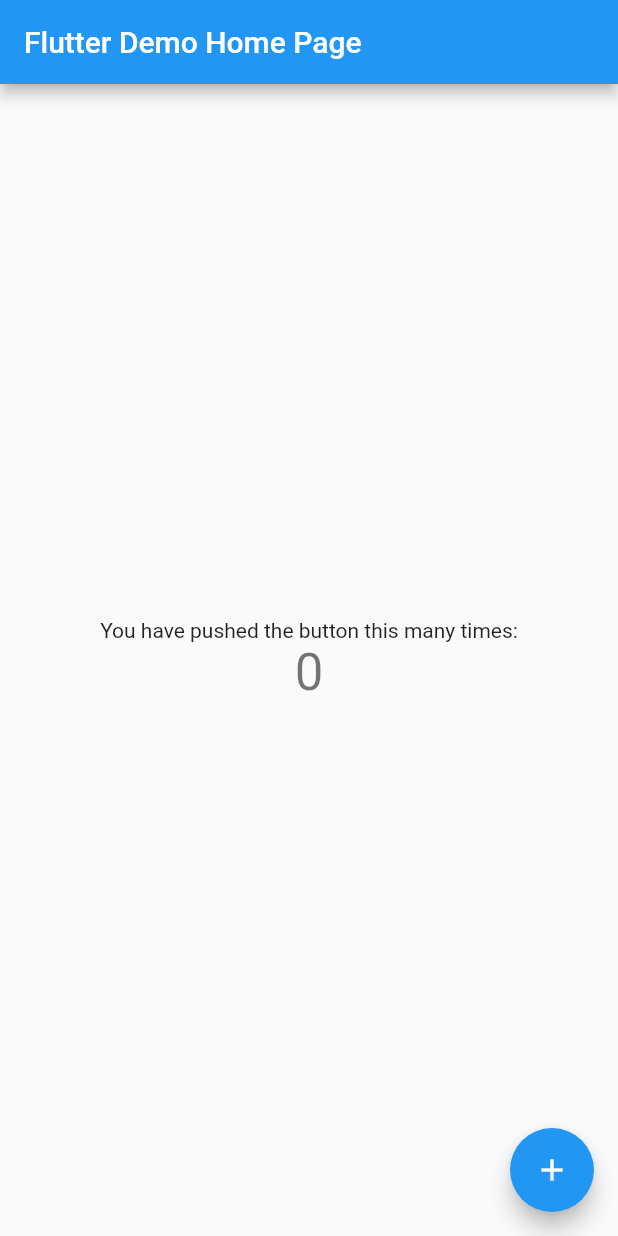
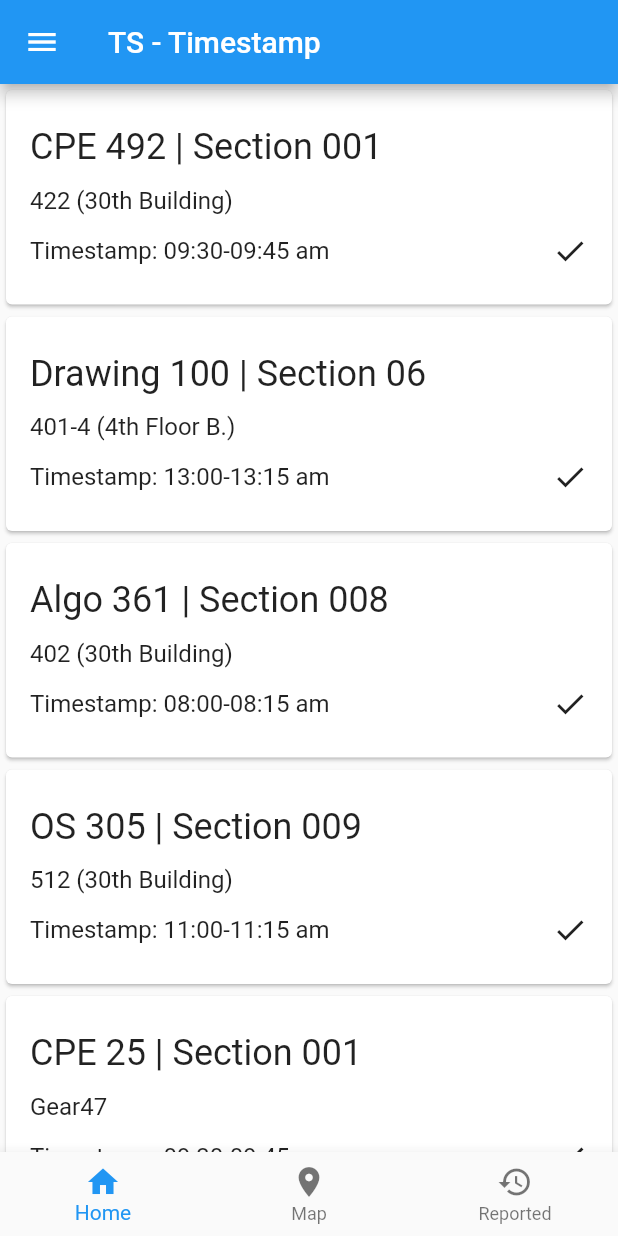
Before and after one commit to bbun0639/Flutter_timestamp, a Flutter app: the screen it shows after launch, on a phone screen of 412 x 824 dp. Run offline on Flutter 3.47's test engine with Material 2 defaults, Android fonts, the phone set to English and light mode, and no system bars.

Commit message:
Home page having many list of rooms

```diff
--- a/lib/main.dart
+++ b/lib/main.dart
@@ -1,111 +1,110 @@
+// import 'package:flutter/material.dart';
+
+// void main() => runApp(MyApp());
+
+// class MyApp extends StatelessWidget {
+//   // This widget is the root of your application.
+//   @override
+//   Widget build(BuildContext context) {
+//     return MaterialApp(
+//       title: 'Flutter Demo',
+//       theme: ThemeData(
+//         // This is the theme of your application.
+//         //
+//         // Try running your application with "flutter run". You'll see the
+//         // application has a blue toolbar. Then, without quitting the app, try
+//         // changing the primarySwatch below to Colors.green and then invoke
+//         // "hot reload" (press "r" in the console where you ran "flutter run",
+//         // or simply save your changes to "hot reload" in a Flutter IDE).
+//         // Notice that the counter didn't reset back to zero; the application
+//         // is not restarted.
+//         primarySwatch: Colors.blue,
+//       ),
+//       home: MyHomePage(title: 'Flutter Demo Home Page'),
+//     );
+//   }
+// }
+
+// class MyHomePage extends StatefulWidget {
+//   MyHomePage({Key key, this.title}) : super(key: key);
+
+//   // This widget is the home page of your application. It is stateful, meaning
+//   // that it has a State object (defined below) that contains fields that affect
+//   // how it looks.
+
+//   // This class is the configuration for the state. It holds the values (in this
+//   // case the title) provided by the parent (in this case the App widget) and
+//   // used by the build method of the State. Fields in a Widget subclass are
+//   // always marked "final".
+
+//   final String title;
+
+//   @override
+//   _MyHomePageState createState() => _MyHomePageState();
+// }
+
+// class _MyHomePageState extends State<MyHomePage> {
+//   int _counter = 0;
+
+//   void _incrementCounter() {
+//     setState(() {
+//       // This call to setState tells the Flutter framework that something has
+//       // changed in this State, which causes it to rerun the build method below
+//       // so that the display can reflect the updated values. If we changed
+//       // _counter without calling setState(), then the build method would not be
+//       // called again, and so nothing would appear to happen.
+//       _counter++;
+//     });
+//   }
+
+//   @override
+//   Widget build(BuildContext context) {
+
+//     return Scaffold(
+//       drawer: NavigationToolbar(),
+//       appBar: AppBar(
+//         title: Text(widget.title),
+//       ),
+//       body: Center(
+//         child: Column(
+//           mainAxisAlignment: MainAxisAlignment.center,
+//           children: <Widget>[
+//             Text(
+//               'You have pushed the button this many times:',
+//             ),
+//             Text(
+//               '$_counter',
+//               style: Theme.of(context).textTheme.display1,
+//             ),
+//           ],
+//         ),
+//       ),
+//       floatingActionButton: FloatingActionButton(
+//         onPressed: _incrementCounter,
+//         tooltip: 'Increment',
+//         child: Icon(Icons.add),
+//       ), // This trailing comma makes auto-formatting nicer for build methods.
+//     );
+//   }
+// }
+
+
+
 import 'package:flutter/material.dart';
+import './widgets/room_index.dart';
+import './screens/rooms_overview_screen.dart';
 
 void main() => runApp(MyApp());
 
 class MyApp extends StatelessWidget {
-  // This widget is the root of your application.
   @override
   Widget build(BuildContext context) {
     return MaterialApp(
-      title: 'Flutter Demo',
+      title: 'TS - Timestamp',
       theme: ThemeData(
-        // This is the theme of your application.
-        //
-        // Try running your application with "flutter run". You'll see the
-        // application has a blue toolbar. Then, without quitting the app, try
-        // changing the primarySwatch below to Colors.green and then invoke
-        // "hot reload" (press "r" in the console where you ran "flutter run",
-        // or simply save your changes to "hot reload" in a Flutter IDE).
-        // Notice that the counter didn't reset back to zero; the application
-        // is not restarted.
         primarySwatch: Colors.blue,
       ),
-      home: MyHomePage(title: 'Flutter Demo Home Page'),
+      home: Home(),
     );
   }
 }
-
-class MyHomePage extends StatefulWidget {
-  MyHomePage({Key key, this.title}) : super(key: key);
-
-  // This widget is the home page of your application. It is stateful, meaning
-  // that it has a State object (defined below) that contains fields that affect
-  // how it looks.
-
-  // This class is the configuration for the state. It holds the values (in this
-  // case the title) provided by the parent (in this case the App widget) and
-  // used by the build method of the State. Fields in a Widget subclass are
-  // always marked "final".
-
-  final String title;
-
-  @override
-  _MyHomePageState createState() => _MyHomePageState();
-}
-
-class _MyHomePageState extends State<MyHomePage> {
-  int _counter = 0;
-
-  void _incrementCounter() {
-    setState(() {
-      // This call to setState tells the Flutter framework that something has
-      // changed in this State, which causes it to rerun the build method below
-      // so that the display can reflect the updated values. If we changed
-      // _counter without calling setState(), then the build method would not be
-      // called again, and so nothing would appear to happen.
-      _counter++;
-    });
-  }
-
-  @override
-  Widget build(BuildContext context) {
-    // This method is rerun every time setState is called, for instance as done
-    // by the _incrementCounter method above.
-    //
-    // The Flutter framework has been optimized to make rerunning build methods
-    // fast, so that you can just rebuild anything that needs updating rather
-    // than having to individually change instances of widgets.
-    return Scaffold(
-      appBar: AppBar(
-        // Here we take the value from the MyHomePage object that was created by
-        // the App.build method, and use it to set our appbar title.
-        title: Text(widget.title),
-      ),
-      body: Center(
-        // Center is a layout widget. It takes a single child and positions it
-        // in the middle of the parent.
-        child: Column(
-          // Column is also a layout widget. It takes a list of children and
-          // arranges them vertically. By default, it sizes itself to fit its
-          // children horizontally, and tries to be as tall as its parent.
-          //
-          // Invoke "debug painting" (press "p" in the console, choose the
-          // "Toggle Debug Paint" action from the Flutter Inspector in Android
-          // Studio, or the "Toggle Debug Paint" command in Visual Studio Code)
-          // to see the wireframe for each widget.
-          //
-          // Column has various properties to control how it sizes itself and
-          // how it positions its children. Here we use mainAxisAlignment to
-          // center the children vertically; the main axis here is the vertical
-          // axis because Columns are vertical (the cross axis would be
-          // horizontal).
-          mainAxisAlignment: MainAxisAlignment.center,
-          children: <Widget>[
-            Text(
-              'You have pushed the button this many times:',
-            ),
-            Text(
-              '$_counter',
-              style: Theme.of(context).textTheme.display1,
-            ),
-          ],
-        ),
-      ),
-      floatingActionButton: FloatingActionButton(
-        onPressed: _incrementCounter,
-        tooltip: 'Increment',
-        child: Icon(Icons.add),
-      ), // This trailing comma makes auto-formatting nicer for build methods.
-    );
-  }
-}
--- /dev/null
+++ b/lib/models/room.dart
@@ -0,0 +1,23 @@
+import 'package:flutter/foundation.dart';
+
+class Room {
+  final String title;
+  //final DateTime startDate;
+  //final DateTime endDate;
+  // final String subject;
+  // final String section;
+  final String building;
+  final String ts;
+  //final String roomType;
+
+  //Constructor yo initialize a product
+  Room(
+    //use curly brances {} to add arguments as named arguments
+     this.title,
+     //this.startDate,
+     //this.endDate,
+     this.building,
+     this.ts,
+     //this.roomType,
+  );
+}
--- /dev/null
+++ b/lib/screens/rooms_overview_screen.dart
@@ -0,0 +1,131 @@
+import 'package:flutter/material.dart';
+//import 'package:intl/intl.dart';
+import '../models/room.dart';
+import '../widgets/room_index.dart';
+
+// class RoomsOverviewScreen extends StatelessWidget {
+//   //final property hold a list of products
+//   final List<Room> loadedRoom = [
+//     Room(
+//       id: 'r1',
+//       subject: 'CPE101',
+//       section: '001',
+//       building: '30th buliding',
+//       roomNum: 422,
+//       timeStamp: '09:00am - 09:30am',
+//     ),
+//     Room(
+//       id: 'r2',
+//       subject: 'CPE201',
+//       section: '004',
+//       building: '30th buliding',
+//       roomNum: 516,
+//       timeStamp: '11:00am - 11:30am',
+//     ),
+
+//   ];
+
+//   @override
+//   Widget build(BuildContext context) {
+//     return Scaffold(
+//       appBar: AppBar(
+//         title: Text('Timestamp'),
+//       ),
+//       body: GridView.builder(
+//         padding: const EdgeInsets.all(10.0), //padding around the grid
+//         itemCount: loadedRoom.length,
+//         itemBuilder: (ctx, i) => RoomIndex(
+//           loadedRoom[i].id,
+//           loadedRoom[i].subject,
+//           loadedRoom[i].section,
+//           loadedRoom[i].building,
+//           loadedRoom[i].roomNum,
+//           loadedRoom[i].timeStamp,
+//         ), //recieve context & index of item and can go back to the grid that we want to render
+//         gridDelegate: SliverGridDelegateWithFixedCrossAxisCount(
+//           //gridDelegate allow to define grid generally
+//           crossAxisCount: 2,
+//           childAspectRatio: 3 / 2,
+//           crossAxisSpacing: 10,
+//           mainAxisSpacing: 10,
+//         ),
+//       ),
+//     );
+//   }
+// }
+
+class RoomsView extends StatelessWidget {
+  final List<Room> roomsList = [
+    Room("CPE 492 | Section 001", "422 (30th Building)","Timestamp: 09:30-09:45 am",),
+    Room("Drawing 100 | Section 06", "401-4 (4th Floor B.)","Timestamp: 13:00-13:15 am",),
+    Room("Algo 361 | Section 008", "402 (30th Building)" ,"Timestamp: 08:00-08:15 am",),
+    Room("OS 305 | Section 009", "512 (30th Building)","Timestamp: 11:00-11:15 am",),
+    Room("CPE 25 | Section 001", "Gear47", "Timestamp: 09:30-09:45 am"),
+  ];
+
+  @override
+  Widget build(BuildContext context) {
+    return Container(
+      child: new ListView.builder(
+          itemCount: roomsList.length,
+          itemBuilder: (BuildContext context, int index) =>
+              buildTripCard(context, index)),
+    );
+  }
+
+  Widget buildTripCard(BuildContext context, int index) {
+    final room = roomsList[index];
+    return new Container(
+      child: Card(
+        child: Padding(
+          padding: const EdgeInsets.all(16.0),
+          child: Column(
+            children: <Widget>[
+              Padding(
+                padding: const EdgeInsets.only(top: 8.0, bottom: 4.0),
+                child: Row(children: <Widget>[
+                  Text(
+                    room.title,
+                    style: new TextStyle(fontSize: 24.0),
+                  ),
+                  Spacer(),
+                ]),
+              ),
+              Padding(
+                padding: const EdgeInsets.only(top: 8.0, bottom: 4.0),
+                child: Row(children: <Widget>[
+                  Text(
+                    room.building,
+                    style: new TextStyle(fontSize: 16.0),
+                  ),
+                  Spacer(),
+                ]),
+              ),
+              // Padding(
+              //   padding: const EdgeInsets.only(top: 4.0, bottom: 80.0),
+              //   child: Row(children: <Widget>[
+              //     Text(
+              //         "${DateFormat('dd/MM/yyyy').format(room.startDate).toString()} - ${DateFormat('dd/MM/yyyy').format(room.endDate).toString()}"),
+              //     Spacer(),
+              //   ]),
+              // ),
+              Padding(
+                padding: const EdgeInsets.only(top: 8.0, bottom: 8.0),
+                child: Row(
+                  children: <Widget>[
+                    Text(
+                      room.ts,
+                      style: new TextStyle(fontSize: 16.0),
+                    ),
+                    Spacer(),
+                    Icon(Icons.check),
+                  ],
+                ),
+              )
+            ],
+          ),
+        ),
+      ),
+    );
+  }
+}
--- /dev/null
+++ b/lib/widgets/room_index.dart
@@ -0,0 +1,117 @@
+import 'package:flutter/material.dart';
+import 'package:flutter_appgit/screens/rooms_overview_screen.dart';
+import '../models/room.dart';
+import '../widgets/room_index.dart';
+
+// class RoomIndex extends StatelessWidget {
+//   final String id;
+//   final String subject;
+//   final String section;
+//   final String building;
+//   final int roomNum;
+//   final String timeStamp;
+
+//   //Provide the constructor here
+//   RoomIndex(this.id, this.subject, this.section, this.building, this.roomNum, this.timeStamp);
+//}
+
+class Home extends StatefulWidget {
+  @override
+  State<StatefulWidget> createState() {
+    return _HomeState();
+  }
+}
+
+class _HomeState extends State<Home> {
+  int _currentIndex = 0;
+  final List<Widget> _children = [
+    RoomsView(),
+  ];
+
+  @override
+  Widget build(BuildContext context) {
+    return Scaffold(
+      appBar: AppBar(
+        title: Text("TS - Timestamp"),
+      ),
+      drawer: Drawer(
+        // Add a ListView to the drawer. This ensures the user can scroll
+        // through the options in the drawer if there isn't enough vertical
+        // space to fit everything.
+        child: ListView(
+          // Important: Remove any padding from the ListView.
+          padding: EdgeInsets.zero,
+          children: <Widget>[
+            DrawerHeader(
+              child: Text(
+                'User01@gmail.com',
+                style: TextStyle(
+                  fontSize: 20.0,
+                ),
+              ),
+              decoration: BoxDecoration(
+                color: Colors.blue,
+              ),
+            ),
+            ListTile(
+              title: Text('Dashboard'),
+              leading: Icon(Icons.dashboard),
+              onTap: () {
+                // Update the state of the app
+                // ...
+                // Then close the drawer
+                Navigator.pop(context);
+              },
+            ),
+            ListTile(
+              title: Text('My Rooms'),
+              leading: Icon(Icons.home),
+              onTap: () {
+                // Update the state of the app
+                // ...
+                // Then close the drawer
+                Navigator.pop(context);
+              },
+            ),
+            ListTile(
+              title: Text('Notifications'),
+              leading: Icon(Icons.notifications_active),
+              onTap: () {
+                // Update the state of the app
+                // ...
+                // Then close the drawer
+                Navigator.pop(context);
+              },
+            ),
+          ],
+        ),
+      ),
+      body: _children[_currentIndex],
+      bottomNavigationBar: BottomNavigationBar(
+          onTap: onTabTapped,
+          currentIndex: _currentIndex,
+          items: [
+            BottomNavigationBarItem(
+              icon: new Icon(Icons.home),
+              title: new Text("Home"),
+            ),
+            BottomNavigationBarItem(
+              icon: new Icon(Icons.location_on),
+              title: new Text("Map"),
+            ),
+            BottomNavigationBarItem(
+              icon: new Icon(Icons.history),
+              title: new Text("Reported"),
+            ),
+          ]),
+    );
+  }
+
+  void onTabTapped(int index) {
+    setState(() {
+      _currentIndex = index;
+    });
+  }
+}
+
+//**Remember ListTile used in ListView - GridTile built-in widget which can be use anywhere*/
```
